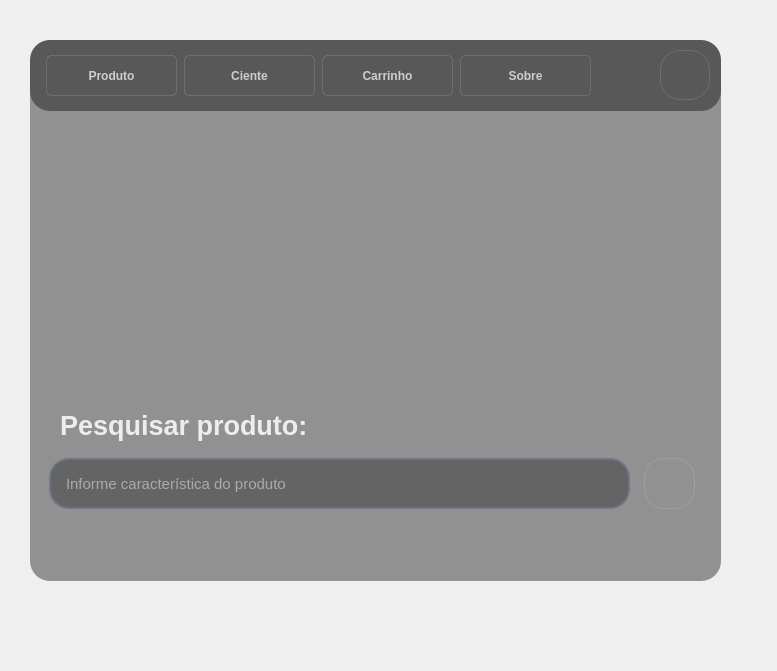
First picture: the form in telas/tela_menu.ui, repository Vogi-png/byteshop-software, before the edit.
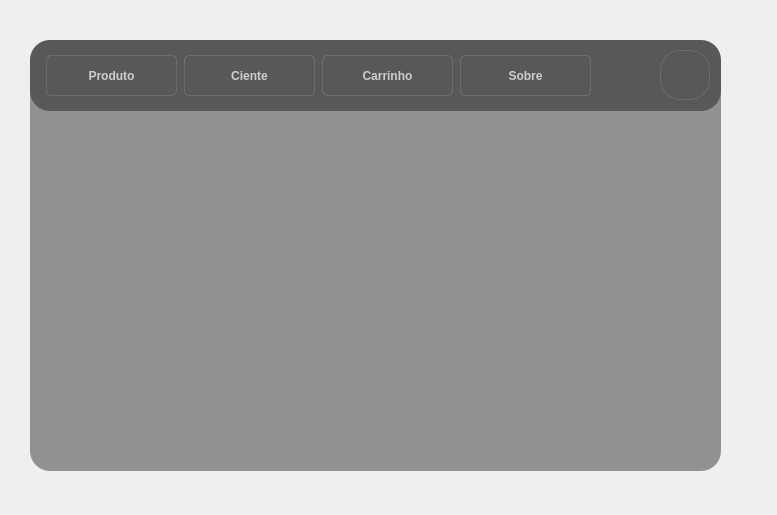
Second picture: the form after the edit. Icons and pictures are not drawn.

Commit message: feat: conexão de navbar em todas as telas

What changed in the file:
```diff
--- a/telas/tela_menu.ui
+++ b/telas/tela_menu.ui
@@ -7,7 +7,7 @@
     <x>0</x>
     <y>0</y>
     <width>777</width>
-    <height>671</height>
+    <height>515</height>
    </rect>
   </property>
   <property name="windowTitle">
@@ -19,7 +19,7 @@
      <x>10</x>
      <y>10</y>
      <width>741</width>
-     <height>631</height>
+     <height>491</height>
     </rect>
    </property>
    <property name="styleSheet">
@@ -95,7 +95,7 @@
       <x>10</x>
       <y>20</y>
       <width>711</width>
-      <height>561</height>
+      <height>451</height>
      </rect>
     </property>
     <property name="styleSheet">
@@ -106,101 +106,13 @@
      <string/>
     </property>
    </widget>
-   <widget class="QLineEdit" name="barra_pesquisa">
-    <property name="geometry">
-     <rect>
-      <x>39</x>
-      <y>448</y>
-      <width>581</width>
-      <height>51</height>
-     </rect>
-    </property>
-    <property name="font">
-     <font>
-      <pointsize>11</pointsize>
-     </font>
-    </property>
-    <property name="styleSheet">
-     <string notr="true">
-QLineEdit {
-    background-color: rgba(0, 0, 0, 80);
-    border: 2px solid rgba(105, 118, 132, 220);
-    border-radius: 20px;
-    color: rgba(255, 255, 255, 230);
-    padding: 7px 13px;
-}
-
-QLineEdit:focus {
-    border: 2px solid rgba(130, 170, 255, 255);
-    background-color: rgba(0, 0, 0, 100);
-}
-
-</string>
-    </property>
-    <property name="placeholderText">
-     <string>Informe característica do produto</string>
-    </property>
-   </widget>
-   <widget class="QPushButton" name="buscar_button">
-    <property name="geometry">
-     <rect>
-      <x>634</x>
-      <y>448</y>
-      <width>51</width>
-      <height>51</height>
-     </rect>
-    </property>
-    <property name="maximumSize">
-     <size>
-      <width>51</width>
-      <height>51</height>
-     </size>
-    </property>
-    <property name="font">
-     <font>
-      <pointsize>15</pointsize>
-      <bold>true</bold>
-     </font>
-    </property>
-    <property name="toolTip">
-     <string>Pesquisar</string>
-    </property>
-    <property name="styleSheet">
-     <string notr="true">border-image: url(:/resources/ic_busca.png);</string>
-    </property>
-    <property name="text">
-     <string/>
-    </property>
-   </widget>
-   <widget class="QLabel" name="label">
-    <property name="geometry">
-     <rect>
-      <x>50</x>
-      <y>400</y>
-      <width>481</width>
-      <height>31</height>
-     </rect>
-    </property>
-    <property name="font">
-     <font>
-      <pointsize>20</pointsize>
-      <bold>true</bold>
-     </font>
-    </property>
-    <property name="styleSheet">
-     <string notr="true">color: rgba(255, 255, 255, 214);</string>
-    </property>
-    <property name="text">
-     <string>Pesquisar produto:</string>
-    </property>
-   </widget>
    <widget class="QLabel" name="fundo_transparente">
     <property name="geometry">
      <rect>
       <x>20</x>
       <y>30</y>
       <width>691</width>
-      <height>541</height>
+      <height>431</height>
      </rect>
     </property>
     <property name="styleSheet">
@@ -315,7 +227,7 @@
     <property name="geometry">
      <rect>
       <x>-40</x>
-      <y>50</y>
+      <y>100</y>
       <width>450</width>
       <height>380</height>
      </rect>
```
Left out of the diff: 3 changed lines with no effect on the pictures. The commit also changes 8 other files.
